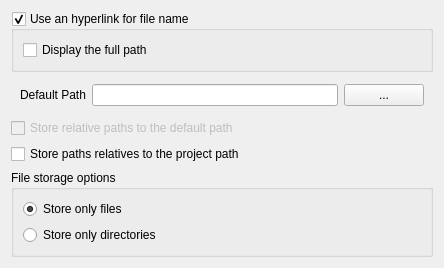
Old version of the form src/ui/editorwidgets/qgsfilenameconfigdlg.ui in the repository qgis/QGIS.
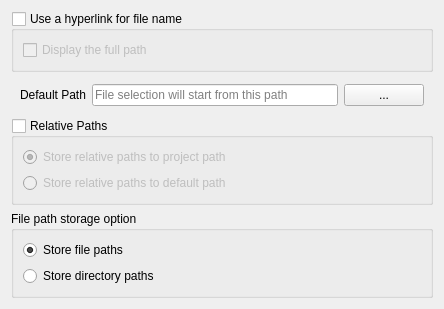
New version of the form.

Commit message: Improve FileName editor widget (fix config dialog)

```diff
--- a/src/ui/editorwidgets/qgsfilenameconfigdlg.ui
+++ b/src/ui/editorwidgets/qgsfilenameconfigdlg.ui
@@ -7,13 +7,13 @@
     <x>0</x>
     <y>0</y>
     <width>444</width>
-    <height>251</height>
+    <height>287</height>
    </rect>
   </property>
   <property name="windowTitle">
    <string>Form</string>
   </property>
-  <layout class="QVBoxLayout" name="verticalLayout_2" stretch="0,0,0,0,1">
+  <layout class="QVBoxLayout" name="verticalLayout_2" stretch="0,0,0,0">
    <property name="sizeConstraint">
     <enum>QLayout::SetMinimumSize</enum>
    </property>
@@ -29,11 +29,14 @@
       <string>&lt;html&gt;&lt;head/&gt;&lt;body&gt;&lt;p&gt;This option displays file paths as clickable hyperlinks. When you click on the file path, the file should normally be opened by the default viewer defined in your operating system.&lt;/p&gt;&lt;/body&gt;&lt;/html&gt;</string>
      </property>
      <property name="title">
-      <string>Use an hyperlink for file name</string>
+      <string>Use a hyperlink for file name</string>
      </property>
      <property name="checkable">
       <bool>true</bool>
      </property>
+     <property name="checked">
+      <bool>false</bool>
+     </property>
      <layout class="QFormLayout" name="formLayout">
       <item row="0" column="0">
        <widget class="QCheckBox" name="mFullUrl">
@@ -77,9 +80,18 @@
      </item>
      <item>
       <widget class="QLineEdit" name="mRootPath">
+       <property name="enabled">
+        <bool>true</bool>
+       </property>
        <property name="toolTip">
         <string>&lt;html&gt;&lt;head/&gt;&lt;body&gt;&lt;p&gt;When not null, opens the file selector at the root of this path for searching new files.&lt;/p&gt;&lt;/body&gt;&lt;/html&gt;</string>
        </property>
+       <property name="autoFillBackground">
+        <bool>false</bool>
+       </property>
+       <property name="placeholderText">
+        <string>File selection will start from this path</string>
+       </property>
       </widget>
      </item>
      <item>
@@ -92,26 +104,62 @@
     </layout>
    </item>
    <item>
-    <widget class="QCheckBox" name="mRelativeDefault">
-     <property name="enabled">
-      <bool>false</bool>
+    <widget class="QGroupBox" name="mRelativeGroupBox">
+     <property name="sizePolicy">
+      <sizepolicy hsizetype="Preferred" vsizetype="Minimum">
+       <horstretch>0</horstretch>
+       <verstretch>0</verstretch>
+      </sizepolicy>
      </property>
      <property name="toolTip">
       <string>&lt;html&gt;&lt;head/&gt;&lt;body&gt;&lt;p&gt;If possible, this option makes the storage of the filenames with relative paths from the default path set just above.&lt;/p&gt;&lt;p&gt;Eg: if your default path is &lt;span style=&quot; font-style:italic;&quot;&gt;&amp;quot;/home/user/data/&amp;quot;&lt;/span&gt; and your filename is &lt;span style=&quot; font-style:italic;&quot;&gt;&amp;quot;/home/user/data/files/test.pdf&amp;quot;&lt;/span&gt;, the attribute will only store &lt;span style=&quot; font-style:italic;&quot;&gt;&amp;quot;files/test.pdf&amp;quot;&lt;/span&gt;.&lt;/p&gt;&lt;/body&gt;&lt;/html&gt;</string>
      </property>
-     <property name="text">
-      <string>Store relative paths to the default path</string>
+     <property name="title">
+      <string>Relative Paths</string>
      </property>
-    </widget>
-   </item>
-   <item>
-    <widget class="QCheckBox" name="mRelativeProj">
-     <property name="toolTip">
-      <string>&lt;html&gt;&lt;head/&gt;&lt;body&gt;&lt;p&gt;If possible, this option makes the storage of the filenames with relative paths from the current QGIS project path.&lt;/p&gt;&lt;p&gt;Eg: if your QGIS project is in &lt;span style=&quot; font-style:italic;&quot;&gt;&amp;quot;/home/user/my_project.qgs&amp;quot;&lt;/span&gt; and your filename is &lt;span style=&quot; font-style:italic;&quot;&gt;&amp;quot;/home/user/data/files/test.pdf&amp;quot;&lt;/span&gt;, the attribute will only store &lt;span style=&quot; font-style:italic;&quot;&gt;&amp;quot;data/files/test.pdf&amp;quot;&lt;/span&gt;.&lt;/p&gt;&lt;/body&gt;&lt;/html&gt;</string>
+     <property name="flat">
+      <bool>false</bool>
      </property>
-     <property name="text">
-      <string>Store paths relatives to the project path</string>
+     <property name="checkable">
+      <bool>true</bool>
      </property>
+     <property name="checked">
+      <bool>false</bool>
+     </property>
+     <layout class="QVBoxLayout" name="verticalLayout_3">
+      <item>
+       <widget class="QRadioButton" name="mRelativeProj">
+        <property name="toolTip">
+         <string>&lt;html&gt;&lt;head/&gt;&lt;body&gt;&lt;p&gt;If possible, this option makes the storage of the filenames with relative paths from the current QGIS project path.&lt;/p&gt;&lt;p&gt;Eg: if your QGIS project is in &lt;span style=&quot; font-style:italic;&quot;&gt;&amp;quot;/home/user/my_project.qgs&amp;quot;&lt;/span&gt; and your filename is &lt;span style=&quot; font-style:italic;&quot;&gt;&amp;quot;/home/user/data/files/test.pdf&amp;quot;&lt;/span&gt;, the attribute will only store &lt;span style=&quot; font-style:italic;&quot;&gt;&amp;quot;data/files/test.pdf&amp;quot;&lt;/span&gt;.&lt;/p&gt;&lt;/body&gt;&lt;/html&gt;</string>
+        </property>
+        <property name="text">
+         <string>Store relative paths to project path</string>
+        </property>
+        <property name="checked">
+         <bool>true</bool>
+        </property>
+        <attribute name="buttonGroup">
+         <string notr="true">mRelativeButtonGroup</string>
+        </attribute>
+       </widget>
+      </item>
+      <item>
+       <widget class="QRadioButton" name="mRelativeDefault">
+        <property name="enabled">
+         <bool>false</bool>
+        </property>
+        <property name="toolTip">
+         <string>&lt;html&gt;&lt;head/&gt;&lt;body&gt;&lt;p&gt;If possible, this option makes the storage of the filenames with relative paths from the default path set just above.&lt;/p&gt;&lt;p&gt;Eg: if your default path is &lt;span style=&quot; font-style:italic;&quot;&gt;&amp;quot;/home/user/data/&amp;quot;&lt;/span&gt; and your filename is &lt;span style=&quot; font-style:italic;&quot;&gt;&amp;quot;/home/user/data/files/test.pdf&amp;quot;&lt;/span&gt;, the attribute will only store &lt;span style=&quot; font-style:italic;&quot;&gt;&amp;quot;files/test.pdf&amp;quot;&lt;/span&gt;.&lt;/p&gt;&lt;/body&gt;&lt;/html&gt;</string>
+        </property>
+        <property name="text">
+         <string>Store relative paths to default path</string>
+        </property>
+        <attribute name="buttonGroup">
+         <string notr="true">mRelativeButtonGroup</string>
+        </attribute>
+       </widget>
+      </item>
+     </layout>
     </widget>
    </item>
    <item>
@@ -126,7 +174,7 @@
       <string>&lt;html&gt;&lt;head/&gt;&lt;body&gt;&lt;p&gt;Set exclusive file selection methods.&lt;/p&gt;&lt;/body&gt;&lt;/html&gt;</string>
      </property>
      <property name="title">
-      <string>File storage options</string>
+      <string>File path storage option</string>
      </property>
      <layout class="QVBoxLayout" name="verticalLayout">
       <item>
@@ -135,7 +183,7 @@
          <string>&lt;html&gt;&lt;head/&gt;&lt;body&gt;&lt;p&gt;If this option is checked, the attribute can only store filenames (this is the default choice).&lt;/p&gt;&lt;/body&gt;&lt;/html&gt;</string>
         </property>
         <property name="text">
-         <string>Store only files</string>
+         <string>Store file paths</string>
         </property>
         <property name="checked">
          <bool>true</bool>
@@ -151,7 +199,7 @@
          <string>&lt;html&gt;&lt;head/&gt;&lt;body&gt;&lt;p&gt;If this option is checked, the attribute can only store directories and not filenames. The file selector will let you choose only directories and not files.&lt;/p&gt;&lt;/body&gt;&lt;/html&gt;</string>
         </property>
         <property name="text">
-         <string>Store only directories</string>
+         <string>Store directory paths</string>
         </property>
         <attribute name="buttonGroup">
          <string notr="true">mStorageButtonGroup</string>
```
Left out of the diff: 4 changed lines with no effect on the pictures. The commit also changes 2 other files.
